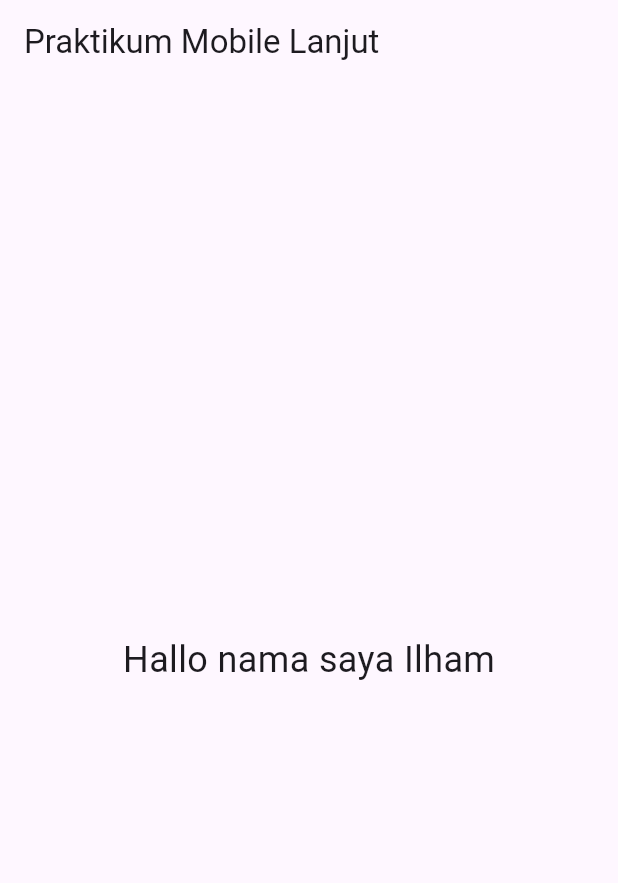
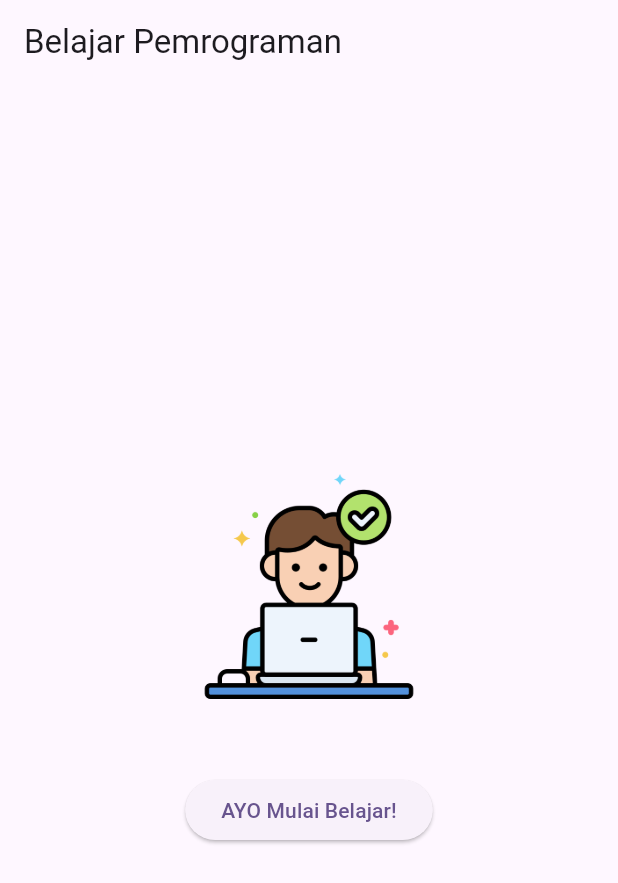
Before and after one commit to Ilham123Hanz/prak-mobilelanjut-2407051007, a Flutter app: the screen it shows after launch, on a phone screen of 412 x 824 dp. Shown: the top 883 px of the screen. Run offline on Flutter 3.47's test engine with Material 3 defaults, Android fonts, the phone set to English and light mode, and no system bars.

Commit message:
praktikum pertemuan 3

```diff
--- /dev/null
+++ b/lib/first_widget.dart
@@ -0,0 +1,31 @@
+import 'package:flutter/material.dart';
+
+class FirstWidget extends StatelessWidget {
+  const FirstWidget({super.key});
+
+  @override
+  Widget build(BuildContext context) {
+    return Scaffold(
+      appBar: AppBar(
+        title: const Text('Belajar Pemrograman'),
+      ),
+      body: Center(
+        child: Column(
+          mainAxisAlignment: MainAxisAlignment.center,
+          children: [
+            Image.asset(
+              'assets/images/IT.png',
+              width: 150,
+              height: 150,
+            ),
+            const SizedBox(height: 50),
+            ElevatedButton(
+              onPressed: () {},
+              child: const Text('AYO Mulai Belajar!'),
+            ),
+          ],
+        ),
+      ),
+    );
+  }
+}
--- a/lib/main.dart
+++ b/lib/main.dart
@@ -1,4 +1,5 @@
 import 'package:flutter/material.dart';
+import 'first_widget.dart';
 
 void main() {
   runApp(const MyApp());
@@ -11,19 +12,13 @@
   Widget build(BuildContext context) {
     return MaterialApp(
       title: 'Praktikum Mobile Lanjut',
-      home: Scaffold(
-        appBar: AppBar(
-          title: const Text('Praktikum Mobile Lanjut'),
+      theme: ThemeData(
+        colorScheme: ColorScheme.fromSeed(
+          seedColor: Colors.deepPurple,
         ),
-        body: const Center(
-          child: Text(
-            'Hallo nama saya Ilham',
-            style: TextStyle(
-              fontSize: 24,
-            ),
-          ),
-        ),
+        useMaterial3: true,
       ),
+      home: const FirstWidget(),
     );
   }
 }
```
Also changed, not shown: lib/column_widget.dart (added, +22 -0 lines), lib/row_widget.dart (added, +22 -0 lines), pubspec.yaml (+3 -66 lines), assets/images/IT.png (added).
